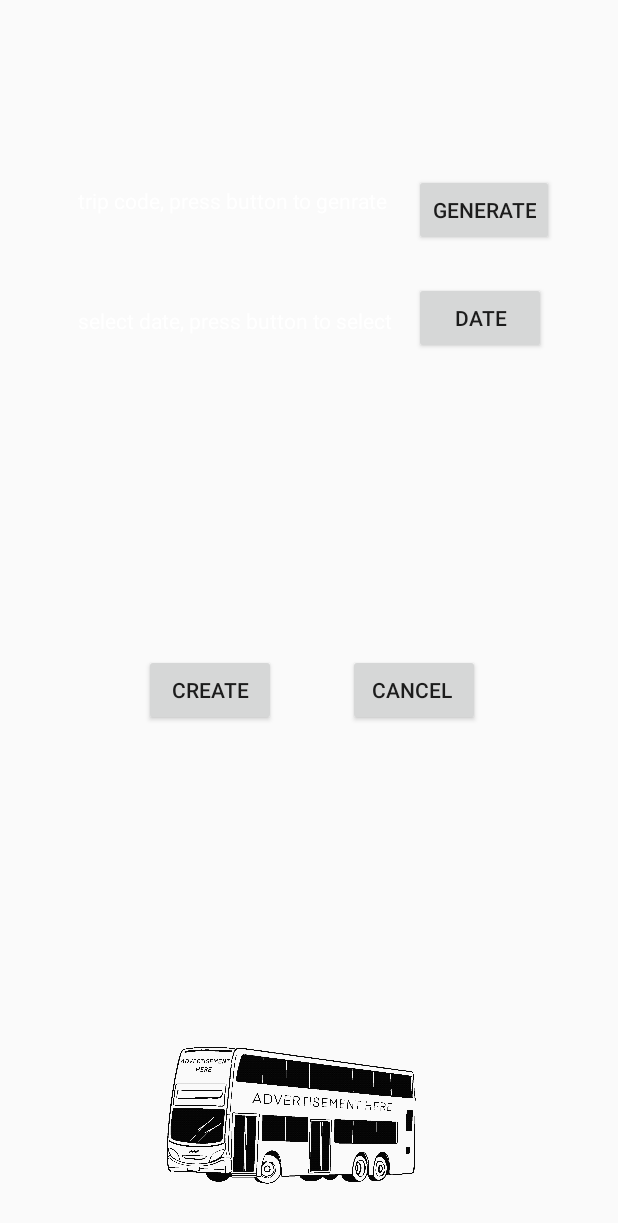
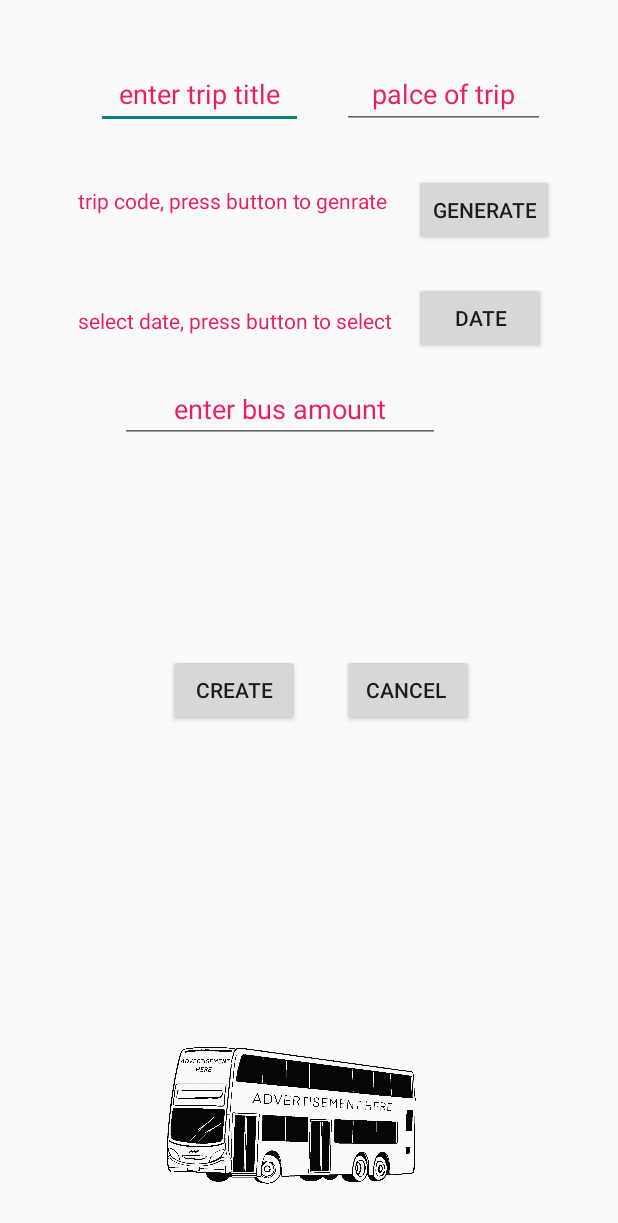
Before and after one commit to GershmanD/project_v2, an Android app: the CreateTrip screen opened directly, with no data from a screen before it, on a phone screen of 412 x 824 dp. Shown: the top 1223 px of the screen. Run offline under Robolectric (Android 15) with nearby library versions, the phone set to English and light mode, and no system bars; our stand-ins replace Firebase (no records; nobody signed in at launch, a user with empty details on screens opened directly).

Commit message:
15/6 - 9am

```diff
--- a/app/src/main/java/com/example/myapplication/Bus.java
+++ b/app/src/main/java/com/example/myapplication/Bus.java
@@ -10,6 +10,7 @@ public class Bus {
 
     public Bus(String name_driver, String phonenumber_driver,
                String trip_code, int capacity_of_bus, int bus_number) {
+
         this.name_driver = name_driver;
         this.phonenumber_driver = phonenumber_driver;
         this.trip_code = trip_code;
--- a/app/src/main/java/com/example/myapplication/CreateTrip.java
+++ b/app/src/main/java/com/example/myapplication/CreateTrip.java
@@ -10,6 +10,7 @@ import android.content.Intent;
 import android.view.View;
 import android.widget.Button;
 import android.widget.DatePicker;
+import android.widget.EditText;
 import android.widget.TextView;
 import android.widget.Toast;
 import androidx.appcompat.app.AppCompatActivity;
@@ -19,21 +20,21 @@ import androidx.constraintlayout.widget.ConstraintLayout;
 import pl.droidsonroids.gif.GifImageView;
 
 public class CreateTrip extends Daniel_Template_Screen implements View.OnClickListener {
-    GifImageView pic;
+    pl.droidsonroids.gif.GifImageView pic;
     Button btn_generate, btn_date, btn_create, btn_cancel;
     TextView tv_generate, tv_date;
     int month=0, year=0, day=0;
     String key_trip="";
     ConstraintLayout create_trip_layout;
     DatabaseReference trip_ref;
-
+    EditText et_busses, et_busses_title, et_busses_place;
     @Override
     protected void onCreate(Bundle savedInstanceState) {
         super.onCreate(savedInstanceState);
         setContentView(R.layout.activity_create_trip);
 
-        pic = findViewById(R.id.img_bus);
-        moveImage(getApplicationContext(), pic);
+        pic = findViewById(R.id.picc);
+        moveImage(CreateTrip.this, pic);
         initElements();
     }
 
@@ -41,7 +42,9 @@ public class CreateTrip extends Daniel_Template_Screen implements View.OnClickLi
         create_trip_layout = findViewById(R.id.create_trip_layout);
         tv_generate = findViewById(R.id.tv_generate);
         tv_date = findViewById(R.id.tv_date);
-
+        et_busses = findViewById(R.id.et_busses);
+        et_busses_place = findViewById(R.id.et_busses_place);
+        et_busses_title = findViewById(R.id.et_busses_title);
         btn_generate = findViewById(R.id.btn_generate);
         btn_date = findViewById(R.id.btn_date);
         btn_create = findViewById(R.id.btn_create);
@@ -82,7 +85,10 @@ public class CreateTrip extends Daniel_Template_Screen implements View.OnClickLi
 
     private void addTrip_ToDatbase() {
         String date = tv_date.getText().toString();
-        Trip t = new Trip(key_trip,date);
+        int amount = Integer.valueOf(et_busses.getText().toString());
+        Trip t = new Trip(amount, et_busses_title.getText().toString(),
+                key_trip,date, et_busses_place.getText().toString());
+
         trip_ref = FirebaseDatabase.getInstance().getReference(Trip_DatabseName).push();
         trip_ref.setValue(t);
         Toast.makeText(this, "trip created succefully!", Toast.LENGTH_SHORT).show();
--- a/app/src/main/java/com/example/myapplication/Student.java
+++ b/app/src/main/java/com/example/myapplication/Student.java
@@ -4,7 +4,7 @@ public class Student extends Person{
     private String trip_key;
     private int bus_num;
 
-    public Student(String name, int id, String phoneNumber, String trip_key, int bus_num) {
+    public Student(String name, String id, String phoneNumber, String trip_key, int bus_num) {
         super(name, id, phoneNumber);
         this.trip_key = trip_key;
         this.bus_num = bus_num;
--- a/app/src/main/java/com/example/myapplication/Student_As_Item.java
+++ b/app/src/main/java/com/example/myapplication/Student_As_Item.java
@@ -3,7 +3,7 @@ package com.example.myapplication;
 public class Student_As_Item extends Student{
     private boolean isSelected;
 
-    public Student_As_Item(String name, int id, String phoneNumber,
+    public Student_As_Item(String name, String id, String phoneNumber,
                            String trip_key, int bus_num, boolean isSelected) {
         super(name, id, phoneNumber, trip_key, bus_num);
         this.isSelected = isSelected;
--- a/app/src/main/java/com/example/myapplication/mail_pass.java
+++ b/app/src/main/java/com/example/myapplication/mail_pass.java
@@ -4,6 +4,8 @@ import com.google.android.gms.tasks.OnCompleteListener;
 import com.google.android.gms.tasks.Task;
 import com.google.firebase.auth.AuthResult;
 import com.google.firebase.auth.FirebaseAuth;
+import com.google.firebase.database.DatabaseReference;
+import com.google.firebase.database.FirebaseDatabase;
 
 import android.app.ProgressDialog;
 import android.content.Intent;
@@ -156,6 +158,8 @@ public class mail_pass extends AppCompatActivity {
 
     }
 
+
+
 /*
     public void register()
     {
--- a/app/src/main/res/layout/activity_create_trip.xml
+++ b/app/src/main/res/layout/activity_create_trip.xml
@@ -9,7 +9,7 @@
 
     <pl.droidsonroids.gif.GifImageView
 
-        android:id="@+id/pic"
+        android:id="@+id/picc"
         android:layout_width="226dp"
         android:layout_height="148dp"
         android:src="@drawable/bus2"
@@ -30,7 +30,7 @@
         android:layout_marginTop="124dp"
         android:gravity="center_horizontal"
         android:hint="trip code, press button to genrate"
-        android:textColorHint="#fff"
+        android:textColorHint="#FFE91E63"
         app:layout_constraintStart_toStartOf="parent"
         app:layout_constraintTop_toTopOf="parent" />
 
@@ -42,7 +42,44 @@
         android:layout_marginTop="204dp"
         android:gravity="center_horizontal"
         android:hint="select date, press button to select"
-        android:textColorHint="#fff"
+        android:textColorHint="#FFE91E63"
+        app:layout_constraintStart_toStartOf="parent"
+        app:layout_constraintTop_toTopOf="parent" />
+
+    <EditText
+        android:id="@+id/et_busses_title"
+        android:layout_width="138dp"
+        android:layout_height="46dp"
+        android:layout_marginStart="64dp"
+        android:layout_marginTop="40dp"
+        android:gravity="center_horizontal"
+        android:hint="enter trip title"
+        android:textColorHint="#E91E63"
+        app:layout_constraintStart_toStartOf="parent"
+        app:layout_constraintTop_toTopOf="parent" />
+
+    <EditText
+        android:id="@+id/et_busses_place"
+        android:layout_width="135dp"
+        android:layout_height="46dp"
+        android:layout_marginStart="228dp"
+        android:layout_marginTop="40dp"
+        android:gravity="center_horizontal"
+        android:hint="palce of trip"
+        android:textColorHint="#E91E63"
+        app:layout_constraintStart_toStartOf="parent"
+        app:layout_constraintTop_toTopOf="parent" />
+
+    <EditText
+        android:id="@+id/et_busses"
+        android:layout_width="213dp"
+        android:layout_height="39dp"
+        android:layout_marginStart="80dp"
+        android:layout_marginTop="256dp"
+        android:gravity="center_horizontal"
+        android:hint="enter bus amount"
+        android:inputType="numberSigned"
+        android:textColorHint="#E91E63"
         app:layout_constraintStart_toStartOf="parent"
         app:layout_constraintTop_toTopOf="parent" />
 
@@ -70,7 +107,7 @@
         android:id="@+id/btn_create"
         android:layout_width="wrap_content"
         android:layout_height="wrap_content"
-        android:layout_marginStart="96dp"
+        android:layout_marginStart="112dp"
         android:layout_marginBottom="340dp"
         android:text="create"
         app:layout_constraintBottom_toBottomOf="parent"
@@ -80,7 +117,7 @@
         android:id="@+id/btn_cancel"
         android:layout_width="wrap_content"
         android:layout_height="wrap_content"
-        android:layout_marginStart="232dp"
+        android:layout_marginStart="228dp"
         android:layout_marginBottom="340dp"
         android:text="cancel
 "
--- a/app/src/main/res/layout/activity_main.xml
+++ b/app/src/main/res/layout/activity_main.xml
@@ -28,7 +28,7 @@
         android:layout_width="wrap_content"
         android:layout_height="wrap_content"
         android:backgroundTint="#FF5722"
-        android:text="Change Key"
+        android:text="Show Trips"
         app:layout_constraintBottom_toBottomOf="parent"
         app:layout_constraintEnd_toEndOf="parent"
         app:layout_constraintHorizontal_bias="0.498"
```
Also changed, not shown: app/src/main/java/com/example/myapplication/MainActivity.java (+11 -1 lines), app/src/main/java/com/example/myapplication/Person.java (+7 -7 lines), app/src/main/java/com/example/myapplication/enter_to_trip.java (+28 -2 lines), app/src/main/java/com/example/myapplication/start.java (+13 -0 lines).
